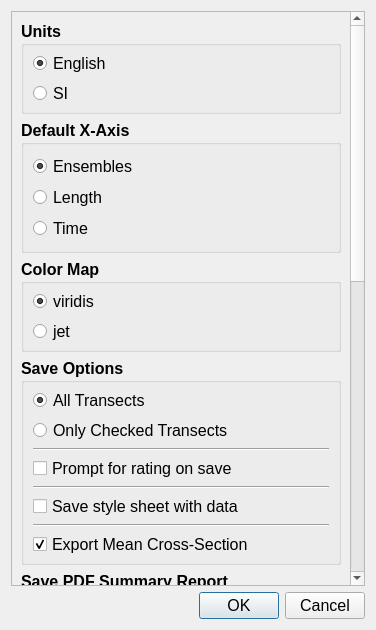
Sana-hammemi/qrevint, file qrev/UI/wOptions.ui: the form before one commit.
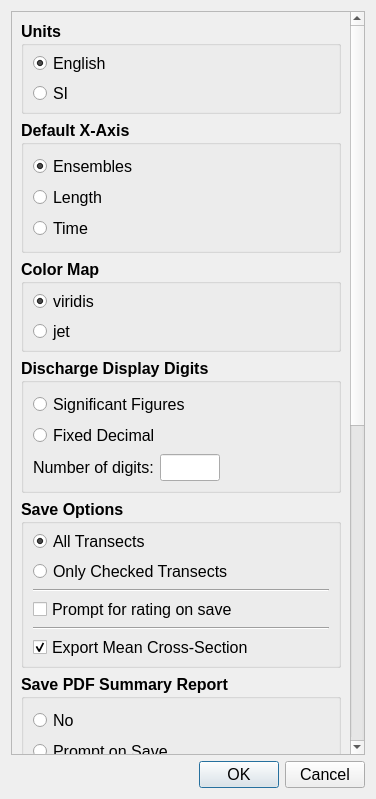
The form after the commit.

Commit message: createconfig: 1) removed save stylesheet code Options: 1) removed stylesheet code QRev: 1) removed stylesheet code, 2) added discharge display digits to options menu and as sticky setting

Diff of the .ui file:
```diff
--- a/qrev/UI/wOptions.ui
+++ b/qrev/UI/wOptions.ui
@@ -7,7 +7,7 @@
     <x>0</x>
     <y>0</y>
     <width>376</width>
-    <height>630</height>
+    <height>799</height>
    </rect>
   </property>
   <property name="maximumSize">
@@ -19,8 +19,8 @@
   <property name="windowTitle">
    <string>Settings</string>
   </property>
-  <layout class="QGridLayout" name="gridLayout">
-   <item row="0" column="0">
+  <layout class="QVBoxLayout" name="verticalLayout_13">
+   <item>
     <widget class="QScrollArea" name="scrollArea">
      <property name="widgetResizable">
       <bool>true</bool>
@@ -29,9 +29,9 @@
       <property name="geometry">
        <rect>
         <x>0</x>
-        <y>-567</y>
+        <y>0</y>
         <width>339</width>
-        <height>1240</height>
+        <height>1390</height>
        </rect>
       </property>
       <layout class="QVBoxLayout" name="verticalLayout_3">
@@ -208,6 +208,98 @@
          </layout>
         </widget>
        </item>
+       <item>
+        <widget class="QGroupBox" name="gb_digits">
+         <property name="font">
+          <font>
+           <pointsize>12</pointsize>
+           <weight>75</weight>
+           <bold>true</bold>
+          </font>
+         </property>
+         <property name="title">
+          <string>Discharge Display Digits</string>
+         </property>
+         <layout class="QGridLayout" name="gridLayout">
+          <item row="0" column="0">
+           <widget class="QRadioButton" name="rb_sigfig">
+            <property name="font">
+             <font>
+              <pointsize>12</pointsize>
+              <weight>50</weight>
+              <bold>false</bold>
+             </font>
+            </property>
+            <property name="text">
+             <string>Significant Figures</string>
+            </property>
+           </widget>
+          </item>
+          <item row="1" column="0">
+           <widget class="QRadioButton" name="rb_decimal">
+            <property name="font">
+             <font>
+              <pointsize>12</pointsize>
+              <weight>50</weight>
+              <bold>false</bold>
+             </font>
+            </property>
+            <property name="text">
+             <string>Fixed Decimal</string>
+            </property>
+           </widget>
+          </item>
+          <item row="2" column="0">
+           <layout class="QHBoxLayout" name="horizontalLayout">
+            <item>
+             <widget class="QLabel" name="label_digits">
+              <property name="font">
+               <font>
+                <pointsize>12</pointsize>
+                <weight>50</weight>
+                <bold>false</bold>
+               </font>
+              </property>
+              <property name="text">
+               <string>Number of digits:</string>
+              </property>
+             </widget>
+            </item>
+            <item>
+             <widget class="QLineEdit" name="ed_digits">
+              <property name="maximumSize">
+               <size>
+                <width>60</width>
+                <height>16777215</height>
+               </size>
+              </property>
+              <property name="font">
+               <font>
+                <pointsize>12</pointsize>
+                <weight>50</weight>
+                <bold>false</bold>
+               </font>
+              </property>
+             </widget>
+            </item>
+            <item>
+             <spacer name="horizontalSpacer">
+              <property name="orientation">
+               <enum>Qt::Horizontal</enum>
+              </property>
+              <property name="sizeHint" stdset="0">
+               <size>
+                <width>40</width>
+                <height>20</height>
+               </size>
+              </property>
+             </spacer>
+            </item>
+           </layout>
+          </item>
+         </layout>
+        </widget>
+       </item>
        <item>
         <widget class="QGroupBox" name="gb_save_options">
          <property name="font">
@@ -282,27 +374,6 @@
             </property>
            </widget>
           </item>
-          <item>
-           <widget class="Line" name="line_2">
-            <property name="orientation">
-             <enum>Qt::Horizontal</enum>
-            </property>
-           </widget>
-          </item>
-          <item>
-           <widget class="QCheckBox" name="cb_stylesheet">
-            <property name="font">
-             <font>
-              <pointsize>12</pointsize>
-              <weight>50</weight>
-              <bold>false</bold>
-             </font>
-            </property>
-            <property name="text">
-             <string>Save style sheet with data</string>
-            </property>
-           </widget>
-          </item>
           <item>
            <widget class="Line" name="line_3">
             <property name="orientation">
@@ -654,7 +725,7 @@
      </widget>
     </widget>
    </item>
-   <item row="1" column="0">
+   <item>
     <widget class="QDialogButtonBox" name="buttonBox">
      <property name="font">
       <font>
```
The commit also changes 4 other files.
